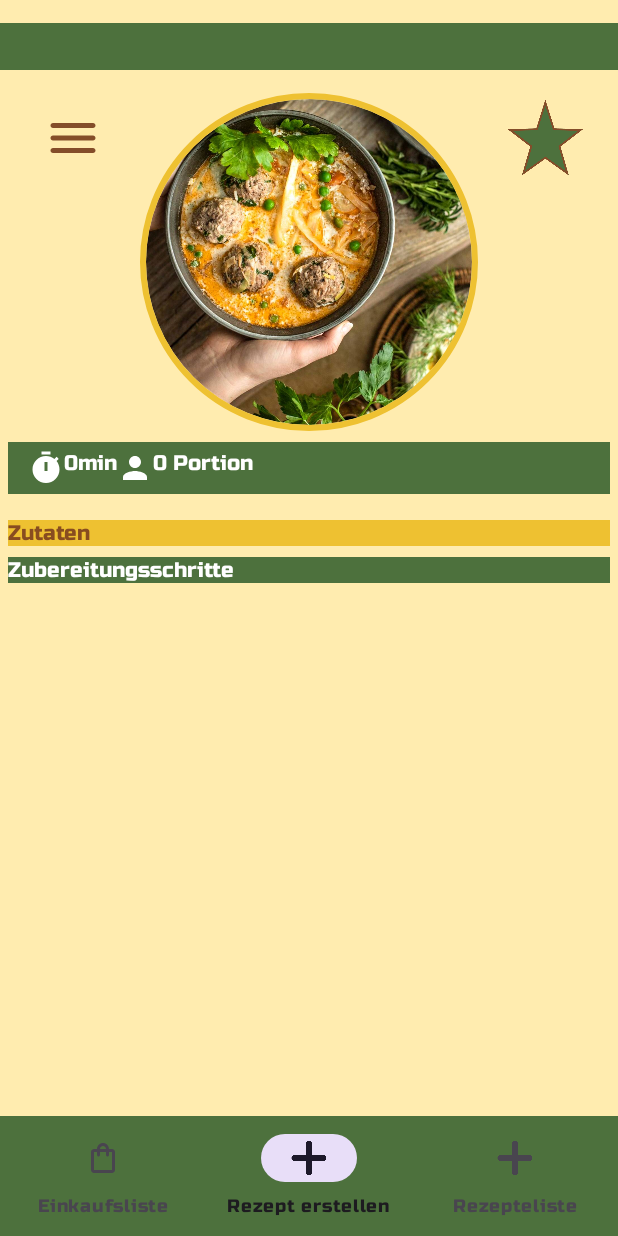
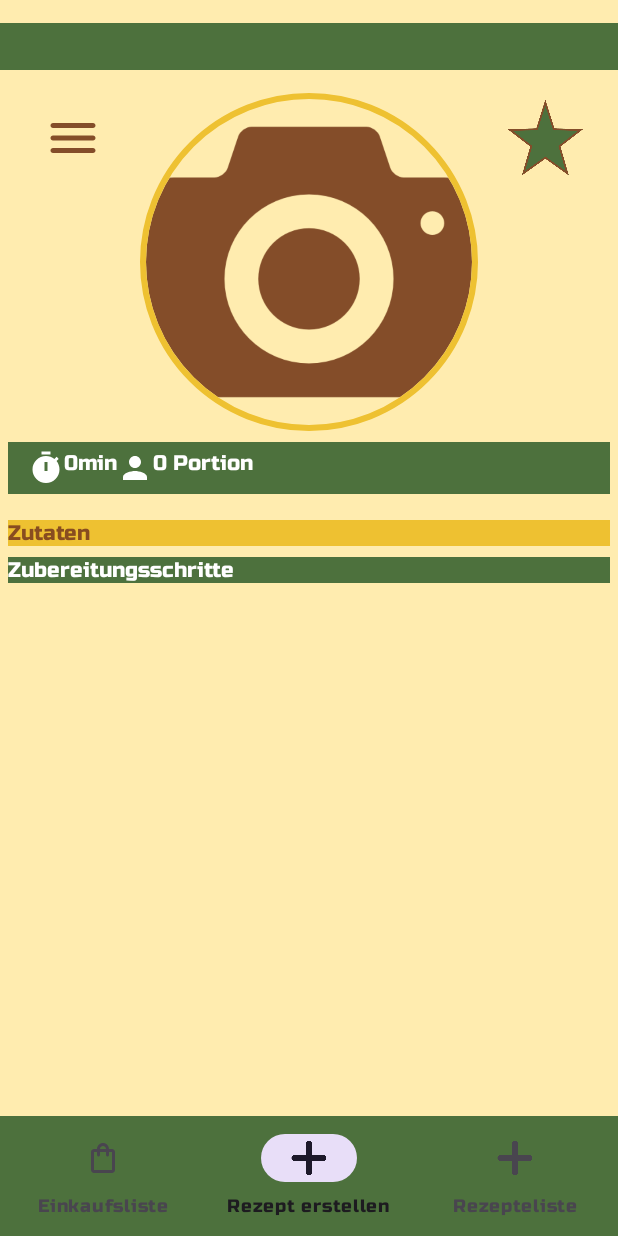
Before and after one commit to jogi1004/EAE, an Android app: the RecipeDetailView screen opened directly, with no data from a screen before it, on a phone screen of 412 x 824 dp. Run offline under Robolectric (Android 15) with nearby library versions, the phone set to English and light mode, and no system bars; our stand-ins replace CircleImageView; 6 statements that could not run were skipped.

Commit message:
Bild in Detailview

```diff
--- a/app/src/main/java/com/example/eaeprojekt/activity/RecipeDetailView.java
+++ b/app/src/main/java/com/example/eaeprojekt/activity/RecipeDetailView.java
@@ -8,6 +8,8 @@ import androidx.appcompat.view.menu.MenuPopupHelper;
 
 import android.annotation.SuppressLint;
 import android.content.Intent;
+import android.graphics.Bitmap;
+import android.graphics.BitmapFactory;
 import android.graphics.Color;
 import android.os.Build;
 import android.os.Bundle;
@@ -34,6 +36,7 @@ import com.example.eaeprojekt.R;
 import com.example.eaeprojekt.database.DatabaseManager;
 import com.google.android.material.bottomnavigation.BottomNavigationView;
 
+import java.io.File;
 import java.io.LineNumberInputStream;
 import java.lang.reflect.Field;
 import java.util.ArrayList;
@@ -52,6 +55,7 @@ public class RecipeDetailView extends AppCompatActivity implements View.OnClickL
     int portions, time, isFavorite, recipeid;
     LinearLayout ingredientsLayout, stepsLayout;
     GridLayout durationLayout;
+    ImageView circleViewImage;
     List<IngredientAmountDTO> iADTO;
     List<IngredientDTO> iDTO;
     long idUsed = 0;
@@ -75,6 +79,7 @@ public class RecipeDetailView extends AppCompatActivity implements View.OnClickL
          */
         Intent receive = getIntent();
         recipeid = receive.getIntExtra("ID", 0);
+        circleViewImage = findViewById(R.id.circleViewRecipe);
         Log.d("CookIt", "Id aus Intent geholt: " + recipeid);
         /**
          * Open and close DB for getting Ingredients
@@ -86,7 +91,18 @@ public class RecipeDetailView extends AppCompatActivity implements View.OnClickL
         iDTO = db.getAllIngredients();
         //Alle Zutaten, die für das Rezept benötigt werden (Name und Unit)
         iADTO = db.getIngredientsForRecipe(recipeid);
-
+        //Bild aus DB holen
+        RecipeDTO recipe = db.getRecipeById(recipeid);
+        if (recipe.getImagePath()!= null) {
+            File imgFile = new File(recipe.getImagePath());
+            if(imgFile.exists()){
+                Bitmap myBitmap = BitmapFactory.decodeFile(imgFile.getAbsolutePath());
+                circleViewImage.setImageBitmap(myBitmap);
+            }
+        }
+        else {
+            circleViewImage.setImageResource(R.drawable.camera);
+        }
 
 
         /**
@@ -168,14 +184,17 @@ public class RecipeDetailView extends AppCompatActivity implements View.OnClickL
          */
         TextView durationView = new TextView(this);
         durationView.setLayoutParams(textViewParamsName);
-        durationView.setText(time + "min");
+        String zeit = time + "min";
+        durationView.setText(zeit);
         durationView.setTextColor(Color.WHITE);
         TextView portionsView = new TextView(this);
         portionsView.setLayoutParams(textViewParamsName);
         if (portions > 1) {
-            portionsView.setText(portions + " Portionen");
+            String portionen = portions + " Portionen";
+            portionsView.setText(portionen);
         } else {
-            portionsView.setText(portions + " Portion");
+            String portion = portions + " Portion";
+            portionsView.setText(portion);
         }
         portionsView.setTextColor(Color.WHITE);
 
```
Also changed, not shown: app/src/main/java/com/example/eaeprojekt/activity/RecipeActivity.java (+1 -6 lines).
